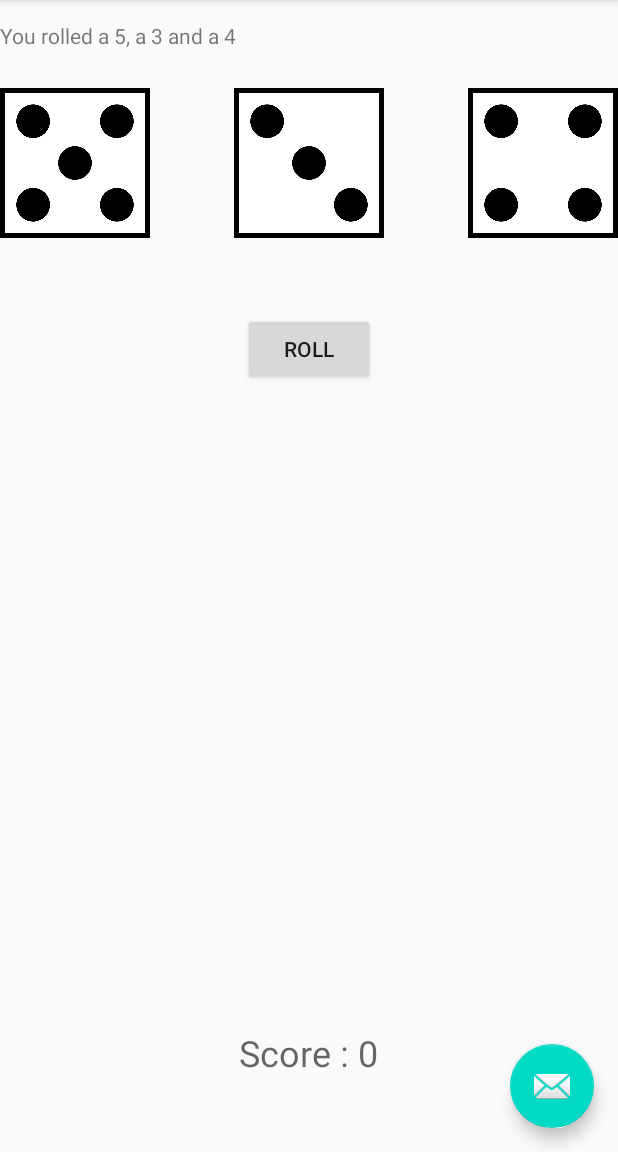
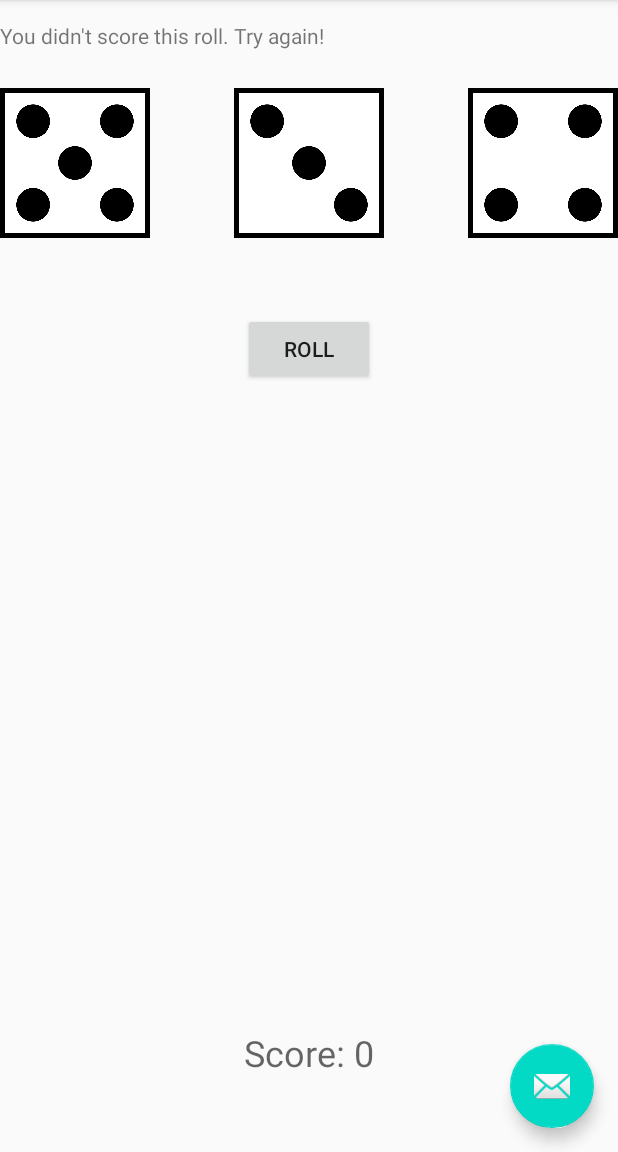
Before and after one commit to sherlynlobo/Diceout, an Android app: the screen it shows after launch (MainActivity), after a tap on "ROLL", on a phone screen of 412 x 824 dp, the part 84-1236 px from its top. Run offline under Robolectric (Android 15) with nearby library versions, the phone set to English and light mode, and no system bars.

Commit message:
Added score logic

```diff
--- a/app/src/main/java/com/sl/diceout/MainActivity.java
+++ b/app/src/main/java/com/sl/diceout/MainActivity.java
@@ -134,10 +134,28 @@ public class MainActivity extends AppCompatActivity {
 
 
         //Build message with the result
-        String msg = "You rolled a " + die1 + ", a " + die2 + " and a " + die3;
+        String msg;
+        if(die1 == die2 && die1 == die3){
+            //Tripples
+            int scoreDelta = die1 * 100;
+            msg = "You rolled a tripple " + die1 + "! You score " + scoreDelta + "points!";
+            score += scoreDelta;
+        } else if(die1 == die2 || die1 ==die3 || die2 == die3)
+        {
+            //Double
+            msg = "You rolled a doubles for 50 points!";
+            score += 50;
+
+        }
+        else
+        {
+            msg = "You didn't score this roll. Try again!";
+        }
+
 
         //update the app to display the result msg
         rollResult.setText(msg);
+        scoreText.setText("Score: " +score);
 
     }
 
```
